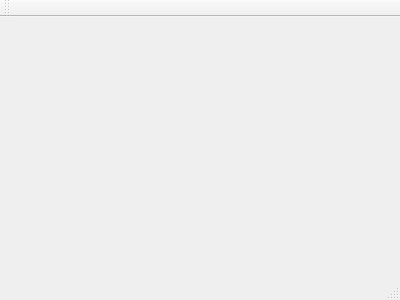
Old version of the form Linux/isichazamazwi/isichazamazwi.ui in the repository straceX/isichazamazwi.
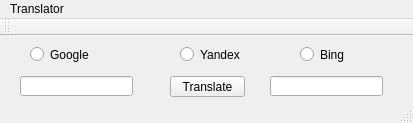
New version of the form.

Commit message: Linux main form ui design

```diff
--- a/Linux/isichazamazwi/isichazamazwi.ui
+++ b/Linux/isichazamazwi/isichazamazwi.ui
@@ -1,24 +1,133 @@
 <ui version="4.0">
  <class>isichazamazwi</class>
- <widget class="QMainWindow" name="isichazamazwi" >
-  <property name="geometry" >
+ <widget class="QMainWindow" name="isichazamazwi">
+  <property name="windowModality">
+   <enum>Qt::NonModal</enum>
+  </property>
+  <property name="geometry">
    <rect>
     <x>0</x>
     <y>0</y>
-    <width>400</width>
-    <height>300</height>
+    <width>413</width>
+    <height>123</height>
    </rect>
   </property>
   <property name="windowTitle" >
    <string>isichazamazwi</string>
   </property>
-  <widget class="QMenuBar" name="menuBar" />
-  <widget class="QToolBar" name="mainToolBar" />
-  <widget class="QWidget" name="centralWidget" />
-  <widget class="QStatusBar" name="statusBar" />
+  <property name="windowOpacity">
+   <double>2.000000000000000</double>
+  </property>
+  <property name="toolTip">
+   <string/>
+  </property>
+  <property name="toolButtonStyle">
+   <enum>Qt::ToolButtonIconOnly</enum>
+  </property>
+  <widget class="QWidget" name="centralWidget">
+   <widget class="QPushButton" name="btn_translate">
+    <property name="geometry">
+     <rect>
+      <x>170</x>
+      <y>40</y>
+      <width>75</width>
+      <height>21</height>
+     </rect>
+    </property>
+    <property name="text">
+     <string>Translate</string>
+    </property>
+   </widget>
+   <widget class="QLineEdit" name="txt_source">
+    <property name="geometry">
+     <rect>
+      <x>20</x>
+      <y>40</y>
+      <width>113</width>
+      <height>20</height>
+     </rect>
+    </property>
+    <property name="inputMethodHints">
+     <set>Qt::ImhNone</set>
+    </property>
+   </widget>
+   <widget class="QLineEdit" name="txt_destination">
+    <property name="geometry">
+     <rect>
+      <x>270</x>
+      <y>40</y>
+      <width>113</width>
+      <height>20</height>
+     </rect>
+    </property>
+   </widget>
+   <widget class="QRadioButton" name="rbtn_google">
+    <property name="geometry">
+     <rect>
+      <x>30</x>
+      <y>10</y>
+      <width>82</width>
+      <height>17</height>
+     </rect>
+    </property>
+    <property name="text">
+     <string>Google</string>
+    </property>
+   </widget>
+   <widget class="QRadioButton" name="rbtn_yandex">
+    <property name="geometry">
+     <rect>
+      <x>180</x>
+      <y>10</y>
+      <width>82</width>
+      <height>17</height>
+     </rect>
+    </property>
+    <property name="text">
+     <string>Yandex</string>
+    </property>
+   </widget>
+   <widget class="QRadioButton" name="rbtn_bing">
+    <property name="geometry">
+     <rect>
+      <x>300</x>
+      <y>10</y>
+      <width>82</width>
+      <height>17</height>
+     </rect>
+    </property>
+    <property name="text">
+     <string>Bing</string>
+    </property>
+   </widget>
+  </widget>
+  <widget class="QMenuBar" name="menuBar">
+   <property name="geometry">
+    <rect>
+     <x>0</x>
+     <y>0</y>
+     <width>413</width>
+     <height>20</height>
+    </rect>
+   </property>
+   <widget class="QMenu" name="menuTranslator">
+    <property name="title">
+     <string>Translator</string>
+    </property>
+   </widget>
+   <addaction name="menuTranslator"/>
+  </widget>
+  <widget class="QToolBar" name="mainToolBar">
+   <attribute name="toolBarArea">
+    <enum>TopToolBarArea</enum>
+   </attribute>
+   <attribute name="toolBarBreak">
+    <bool>false</bool>
+   </attribute>
+  </widget>
+  <widget class="QStatusBar" name="statusBar"/>
  </widget>
- <layoutDefault spacing="6" margin="11" />
- <pixmapfunction></pixmapfunction>
+ <layoutdefault spacing="6" margin="11"/>
  <resources/>
  <connections/>
 </ui>
```
Left out of the diff: 6 changed lines with no effect on the pictures.
